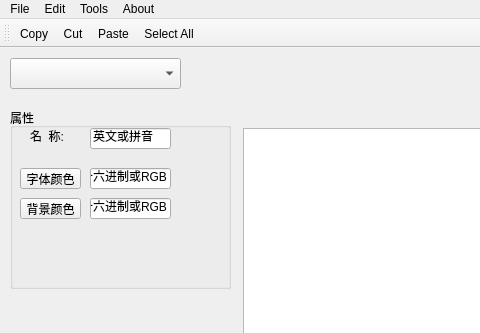
Above: mainwindow.ui from LJJ931026/QtControls before the change; both pictures show x 0 to 480 and y 0 to 333 of the 940 by 581 pixel window. Below: the same form after it.
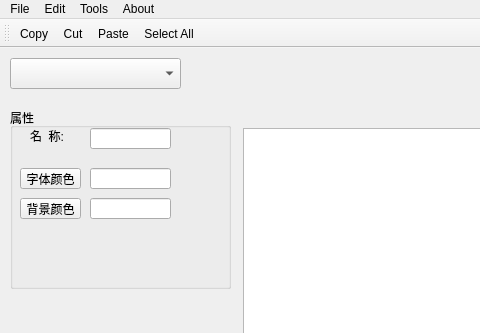
That is the form after the change. Icons and pictures are not drawn.

```diff
--- a/mainwindow.ui
+++ b/mainwindow.ui
@@ -106,7 +106,7 @@
        </rect>
       </property>
       <property name="text">
-       <string>十六进制或RGB</string>
+       <string/>
       </property>
      </widget>
      <widget class="QLineEdit" name="lineEdit_bgk_color">
@@ -119,7 +119,7 @@
        </rect>
       </property>
       <property name="text">
-       <string>十六进制或RGB</string>
+       <string/>
       </property>
      </widget>
      <widget class="QLineEdit" name="lineEdit_Name">
@@ -132,7 +132,7 @@
        </rect>
       </property>
       <property name="text">
-       <string>英文或拼音</string>
+       <string/>
       </property>
      </widget>
     </widget>
```
